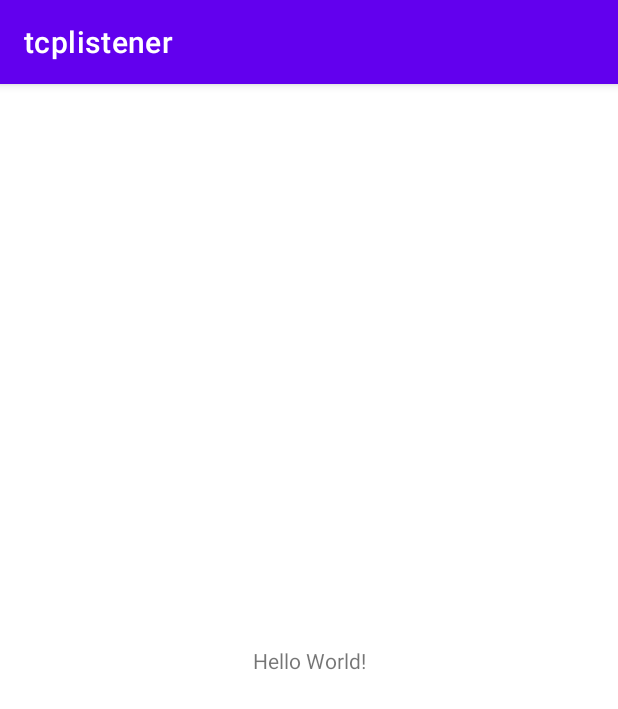
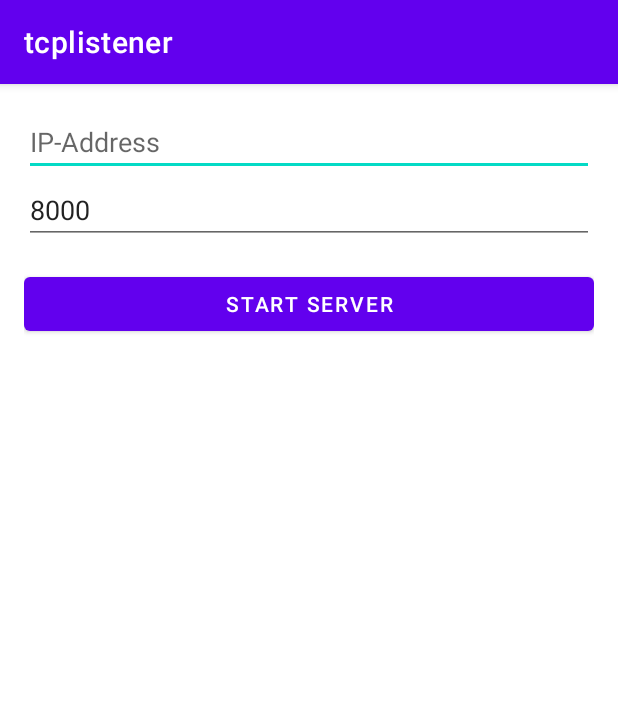
Before and after one commit to dkati/Android-TCP-Messages, an Android app: the screen it shows after launch (MainActivity), on a phone screen of 412 x 824 dp. Shown: the top 709 px of the screen. Run offline under Robolectric (Android 15) with nearby library versions, the phone set to English and light mode, and no system bars.

Commit message:
project: Make it happen

```diff
--- a/app/build.gradle
+++ b/app/build.gradle
@@ -36,5 +36,6 @@ dependencies {
 
     implementation 'androidx.appcompat:appcompat:1.3.0'
     implementation 'com.google.android.material:material:1.4.0'
-    implementation 'androidx.constraintlayout:constraintlayout:2.0.4'
+    implementation 'androidx.constraintlayout:constraintlayout:2.1.0-beta02'
+    implementation 'tech.gusavila92:java-android-websocket-client:1.2.2'
 }
--- a/app/src/main/AndroidManifest.xml
+++ b/app/src/main/AndroidManifest.xml
@@ -1,6 +1,10 @@
 <?xml version="1.0" encoding="utf-8"?>
 <manifest xmlns:android="http://schemas.android.com/apk/res/android"
     package="com.serial.tcplistener">
+
+    <uses-permission android:name = "android.permission.INTERNET" />
+    <uses-permission android:name = "android.permission.ACCESS_NETWORK_STATE" />
+
 
     <application
         android:allowBackup="true"
--- a/app/src/main/java/com/serial/tcplistener/MainActivity.java
+++ b/app/src/main/java/com/serial/tcplistener/MainActivity.java
@@ -1,24 +1,150 @@
 package com.serial.tcplistener;
+
+import android.annotation.SuppressLint;
+import android.os.Bundle;
+import android.os.Handler;
+import android.view.View;
+import android.widget.Button;
+import android.widget.EditText;
+import android.widget.TextView;
 
 import androidx.appcompat.app.AppCompatActivity;
 
-import android.os.Bundle;
-import android.view.View;
+import java.io.BufferedReader;
+import java.io.IOException;
+import java.io.InputStreamReader;
+import java.net.Inet4Address;
+import java.net.InetAddress;
+import java.net.NetworkInterface;
+import java.net.ServerSocket;
+import java.net.Socket;
+import java.net.SocketException;
+import java.util.Enumeration;
 
-import com.serial.tcplistener.databinding.ActivityMainBinding;
+@SuppressWarnings({"SetTextI18n","Convert2Lambda"})
+public class MainActivity extends AppCompatActivity {
+    Thread Thread1 = null;
+    EditText etIP, etPort;
+    TextView tvMessages;
+    String SERVER_IP;
+    int SERVER_PORT;
+    private ServerSocket serverSocket;
+    private Handler UIHandler;
 
-public class MainActivity extends AppCompatActivity {
-
-    private ActivityMainBinding __binder;
-    private AppCompatActivity mActivity;
+    public static String getLocalIpAddress() {
+        try {
+            for (Enumeration<NetworkInterface> en = NetworkInterface.getNetworkInterfaces(); en.hasMoreElements(); ) {
+                NetworkInterface intf = en.nextElement();
+                for (Enumeration<InetAddress> enumIpAddr = intf.getInetAddresses(); enumIpAddr.hasMoreElements(); ) {
+                    InetAddress inetAddress = enumIpAddr.nextElement();
+                    if (!inetAddress.isLoopbackAddress() && inetAddress instanceof Inet4Address) {
+                        return inetAddress.getHostAddress();
+                    }
+                }
+            }
+        } catch (SocketException ex) {
+            ex.printStackTrace();
+        }
+        return null;
+    }
 
     @Override
     protected void onCreate(Bundle savedInstanceState) {
         super.onCreate(savedInstanceState);
-        __binder = ActivityMainBinding.inflate(getLayoutInflater());
-        View view = __binder.getRoot();
-        setContentView(view);
-        mActivity = this;
+        setContentView(R.layout.activity_main);
+        etIP = findViewById(R.id.etIP);
+        etPort = findViewById(R.id.etPort);
+        tvMessages = findViewById(R.id.tvMessages);
+        Button btnConnect = findViewById(R.id.btnConnect);
+
+        UIHandler = new Handler();
+        etIP.setText(getLocalIpAddress());
+
+        btnConnect.setOnClickListener(new View.OnClickListener() {
+            @Override
+            public void onClick(View v) {
+
+                if (Thread1 != null && Thread1.isAlive()) {
+                    Thread1.interrupt();
+                    return;
+                }
+
+                tvMessages.setText("");
+                SERVER_IP = etIP.getText().toString().trim();
+                SERVER_PORT = Integer.parseInt(etPort.getText().toString().trim());
+                Thread1 = new Thread(new Thread1());
+                Thread1.start();
+            }
+        });
 
     }
+
+    @Override
+    protected void onPause() {
+        super.onPause();
+        Thread1.interrupt();
+    }
+
+    class Thread1 implements Runnable {
+        public void run() {
+            Socket socket;
+            try {
+                serverSocket = new ServerSocket(SERVER_PORT);
+            } catch (IOException e) {
+                e.printStackTrace();
+            }
+            while (!Thread.currentThread().isInterrupted()) {
+                try {
+                    socket = serverSocket.accept();
+                    Thread2 commThread = new Thread2(socket);
+                    new Thread(commThread).start();
+                    return;
+                } catch (IOException e) {
+                    e.printStackTrace();
+                }
+            }
+        }
+    }
+
+    class Thread2 implements Runnable {
+        private BufferedReader input;
+
+        public Thread2(Socket clientSocket) {
+            try {
+                this.input = new BufferedReader(new InputStreamReader(clientSocket.getInputStream()));
+            } catch (IOException e) {
+                e.printStackTrace();
+            }
+        }
+
+        public void run() {
+            while (!Thread.currentThread().isInterrupted()) {
+                try {
+                    String read = input.readLine();
+                    if (read != null) {
+                        UIHandler.post(new updateUIThread(read));
+                    } else {
+                        Thread1 = new Thread(new Thread1());
+                        Thread1.start();
+                        return;
+                    }
+                } catch (IOException e) {
+                    e.printStackTrace();
+                }
+            }
+        }
+    }
+
+    class updateUIThread implements Runnable {
+        private final String msg;
+
+        public updateUIThread(String str) {
+            this.msg = str;
+        }
+
+        @Override
+        public void run() {
+            tvMessages.setText(tvMessages.getText().toString() + "Client says: " + msg + "\n");
+        }
+    }
 }
--- a/app/src/main/res/layout/activity_main.xml
+++ b/app/src/main/res/layout/activity_main.xml
@@ -1,18 +1,38 @@
-<?xml version="1.0" encoding="utf-8"?>
-<androidx.constraintlayout.widget.ConstraintLayout xmlns:android="http://schemas.android.com/apk/res/android"
-    xmlns:app="http://schemas.android.com/apk/res-auto"
-    xmlns:tools="http://schemas.android.com/tools"
-    android:layout_width="match_parent"
-    android:layout_height="match_parent"
-    tools:context=".MainActivity">
+<?xml version = "1.0" encoding = "utf-8"?>
+<RelativeLayout xmlns:android = "http://schemas.android.com/apk/res/android"
+    xmlns:tools = "http://schemas.android.com/tools"
+    android:layout_width = "match_parent"
+    android:layout_height = "match_parent"
+    android:layout_margin = "16dp"
+    tools:context = ".MainActivity">
+    <EditText
+        android:id = "@+id/etIP"
+        android:layout_width = "match_parent"
+        android:layout_height = "wrap_content"
+        android:hint = "IP-Address"
+        android:inputType = "text"/>
+    <EditText
+        android:id = "@+id/etPort"
+        android:layout_width = "match_parent"
+        android:layout_height = "wrap_content"
+        android:layout_below = "@+id/etIP"
+        android:hint = "Port No"
+        android:text="8000"
+        android:inputType = "number" />
+    <Button
+        android:id = "@+id/btnConnect"
+        android:layout_width = "match_parent"
+        android:layout_height = "wrap_content"
+        android:layout_below = "@+id/etPort"
+        android:layout_gravity = "center"
+        android:layout_marginTop = "16dp"
+        android:text = "Start Server" />
+    <TextView
+        android:id = "@+id/tvMessages"
+        android:layout_width = "match_parent"
+        android:layout_height = "wrap_content"
+        android:layout_below = "@+id/btnConnect"
+        android:inputType = "textMultiLine"
+        android:textAppearance = "@style/Base.TextAppearance.AppCompat.Medium" />
 
-    <TextView
-        android:layout_width="wrap_content"
-        android:layout_height="wrap_content"
-        android:text="Hello World!"
-        app:layout_constraintBottom_toBottomOf="parent"
-        app:layout_constraintLeft_toLeftOf="parent"
-        app:layout_constraintRight_toRightOf="parent"
-        app:layout_constraintTop_toTopOf="parent" />
-
-</androidx.constraintlayout.widget.ConstraintLayout>
+</RelativeLayout>
```
Also changed, not shown: 1 other file.
